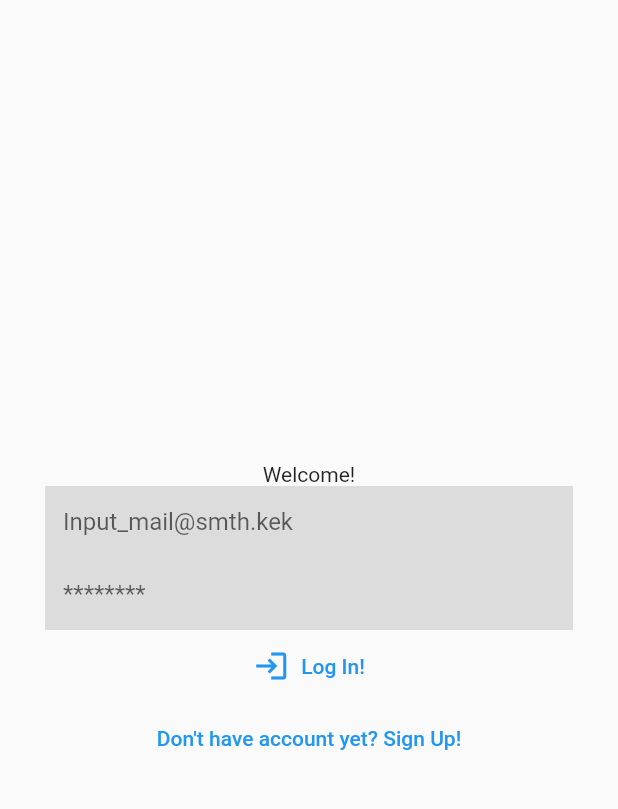
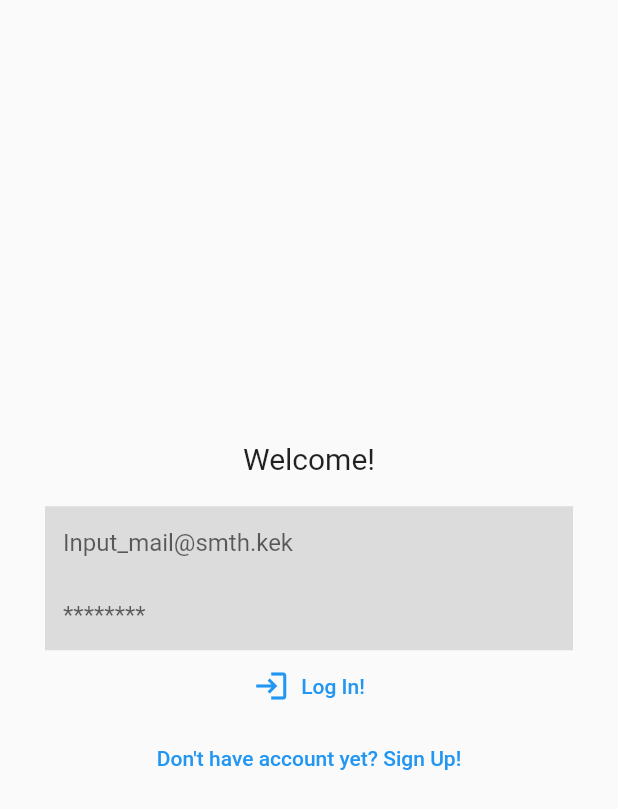
Before and after one commit to Vassil1y/todo_list, a Flutter app: the screen it shows after launch, on a phone screen of 412 x 824 dp. Shown: the top 809 px of the screen. Run offline on Flutter 3.47's test engine with Material 2 defaults, Android fonts, the phone set to English and light mode, and no system bars; our stand-ins replace firebase_auth, firebase_core; accounts and stored records are empty.

Commit message:
2nd with Auth

```diff
--- a/lib/auth/auth_page.dart
+++ b/lib/auth/auth_page.dart
@@ -30,7 +30,11 @@ class _AuthPageState extends State<AuthPage> {
           mainAxisAlignment: MainAxisAlignment.center,
           crossAxisAlignment: CrossAxisAlignment.center,
           children: [
-            const Text("Welcome!"),
+            Container(
+              margin: const EdgeInsets.only(bottom: 20),
+              child: const Text("Welcome!", style: TextStyle(fontSize: 20),
+              ),
+            ),
             TextField(
               controller: emailController,
               decoration: const InputDecoration(
```
